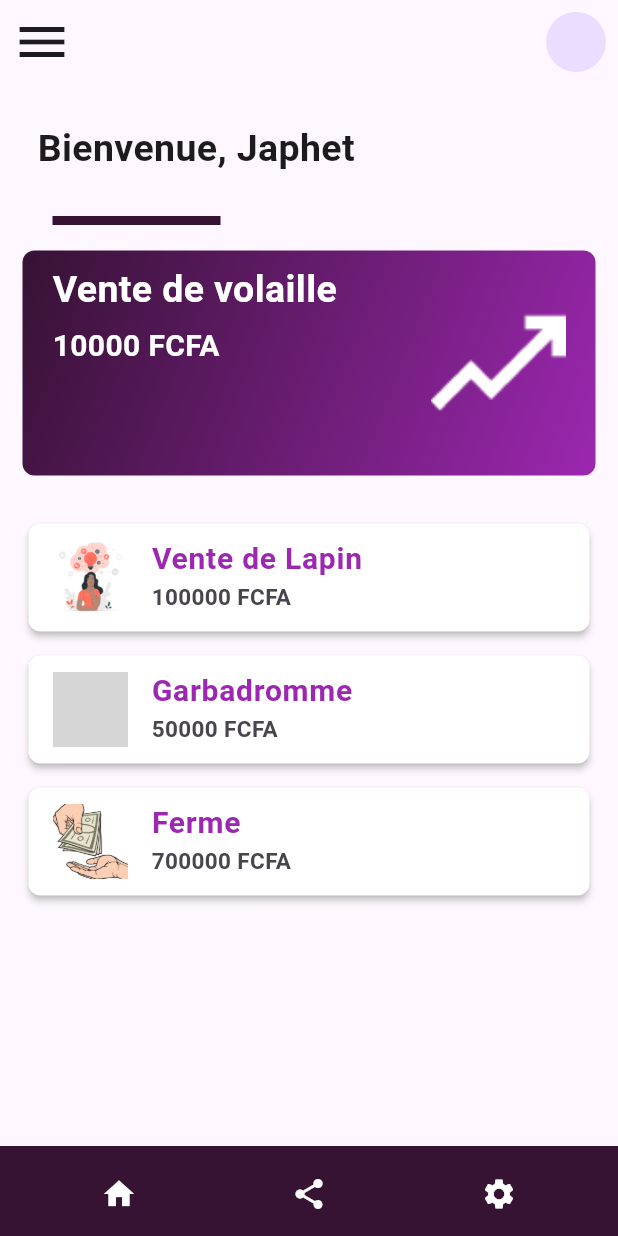
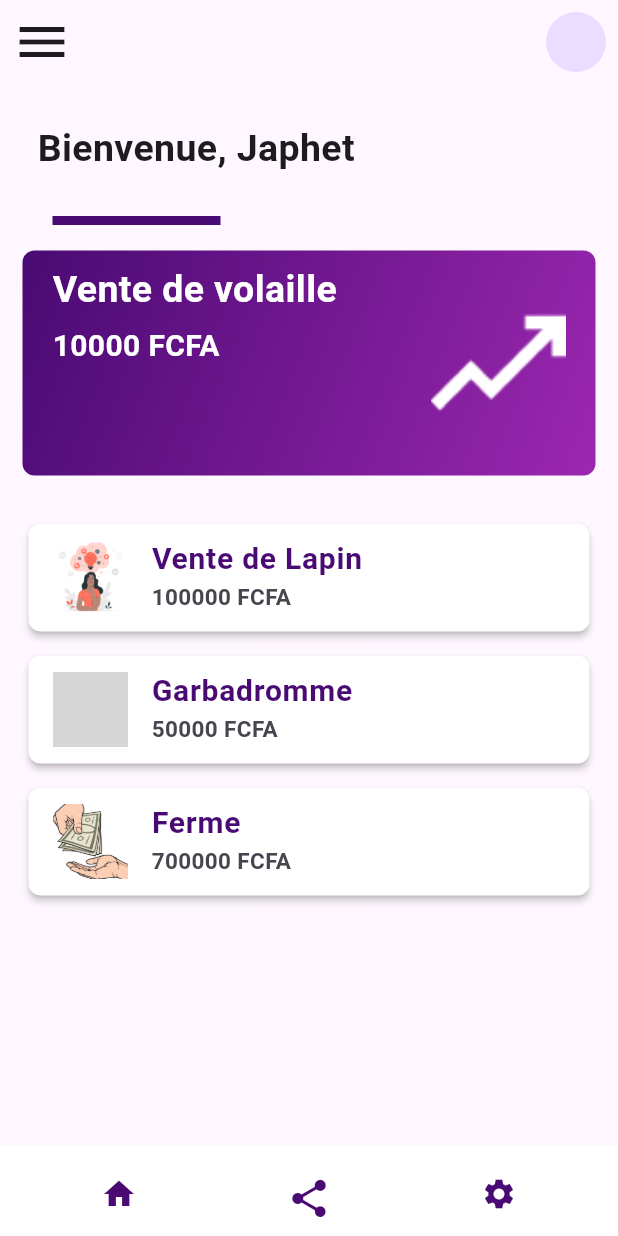
Before and after one commit to yacou226/FinanceMe, a Flutter app: the Dashboard screen opened directly, on a phone screen of 412 x 824 dp. Run offline on Flutter 3.47's test engine with Material 2 defaults, Android fonts, the phone set to English and light mode, and no system bars; our stand-ins replace smooth_page_indicator; grey boxes are pictures that could not be loaded.

Commit message:
MAJ couleur de base

```diff
--- a/lib/Components/BottomAppBar.dart
+++ b/lib/Components/BottomAppBar.dart
@@ -1,26 +1,33 @@
 import 'package:flutter/material.dart';
+
 
 void main() => runApp(MaterialApp(home: MyBottomAppBar()));
 
 class MyBottomAppBar extends StatelessWidget {
+  final  color = Color.fromARGB(255, 73, 10, 115);
+
   @override
   Widget build(BuildContext context) {
     return BottomAppBar(
-      color: Color.fromRGBO(54, 18, 51, 1),
+      elevation: 0,
+      color: Colors.white,
       height: 60,
       child: Row(
         mainAxisAlignment: MainAxisAlignment.spaceAround,
         children: [
           IconButton(
-            icon: Icon(Icons.home, color: Colors.white),
+            icon: Icon(Icons.home, color: color),
             onPressed: () {},
           ),
-          IconButton(
-            icon: Icon(Icons.share, color: Colors.white),
-            onPressed: () {},
+          Padding(
+            padding: const EdgeInsets.only(bottom: 10),
+            child: IconButton(
+              icon: Icon(Icons.share, color: color, size: 30),
+              onPressed: () {},
+            ),
           ),
           IconButton(
-            icon: Icon(Icons.settings, color: Colors.white),
+            icon: Icon(Icons.settings, color: color),
             onPressed: () {},
           ),
         ],
--- a/lib/Components/Buttons.dart
+++ b/lib/Components/Buttons.dart
@@ -7,7 +7,7 @@ Widget buttons(String texte) {
       height: 50,
       decoration: const BoxDecoration(
           borderRadius: BorderRadius.all(Radius.circular(10.0)),
-          color: Color.fromRGBO(54, 18, 51, 1)),
+          color: Color.fromARGB(255, 73, 10, 115)),
       child: Center(
           child: Text(
         texte,
--- a/lib/Components/Card.dart
+++ b/lib/Components/Card.dart
@@ -9,7 +9,7 @@ Widget card() {
       borderRadius: BorderRadius.all(Radius.circular(8)),
       gradient: LinearGradient(
         colors: [
-          Color.fromRGBO(54, 18, 51, 1),
+          Color.fromARGB(255, 73, 10, 115),
           Colors.purple,
         ],
         begin: Alignment.topLeft,
--- a/lib/Components/cardFinancier.dart
+++ b/lib/Components/cardFinancier.dart
@@ -1,5 +1,3 @@
-import 'dart:ffi';
-
 import 'package:flutter/material.dart';
 
 Widget cardFinancier(String img, String intituleProjet, int montant) {
@@ -21,7 +19,7 @@ Widget cardFinancier(String img, String intituleProjet, int montant) {
         title: Text(
           intituleProjet,
           style: const TextStyle(
-            color: Colors.purple,
+            color: Color.fromARGB(255, 73, 10, 115),
             fontSize: 20,
             fontWeight: FontWeight.bold,
           ),
--- a/lib/Pages/Dashboard.dart
+++ b/lib/Pages/Dashboard.dart
@@ -38,7 +38,7 @@ class Dashboard extends StatelessWidget {
               const Divider(
                 height: 40,
                 thickness: 6,
-                color: Color.fromRGBO(54, 18, 51, 1),
+                color: Color.fromARGB(255, 73, 10, 115),
                 indent: 20,
                 endIndent: 250,
               ),
```
